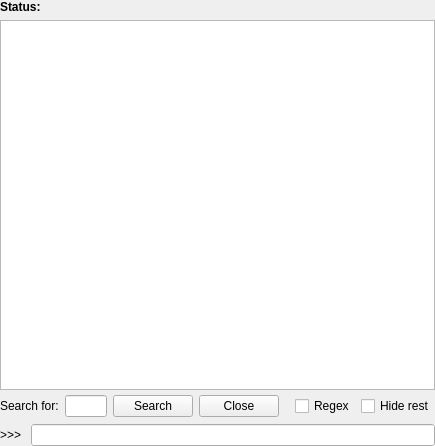
The window that lib/nicos/gui/panels/console.ui (mlz-ictrl/nicos) describes before a commit, drawn with Qt 5.
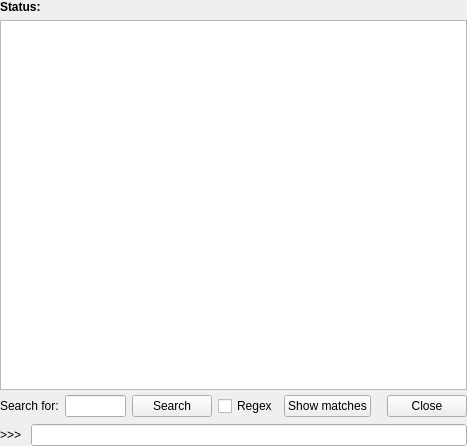
The same window after the commit. Icons and pictures are not drawn. Custom widgets are drawn as their Qt base class.

Commit message: gui: fix the "occur" feature searching in the output window

Patch:
```diff
--- a/lib/nicos/gui/panels/console.ui
+++ b/lib/nicos/gui/panels/console.ui
@@ -6,7 +6,7 @@
    <rect>
     <x>0</x>
     <y>0</y>
-    <width>435</width>
+    <width>467</width>
     <height>446</height>
    </rect>
   </property>
@@ -132,15 +132,16 @@
          </widget>
         </item>
         <item>
-         <widget class="QPushButton" name="grepClose">
-          <property name="sizePolicy">
-           <sizepolicy hsizetype="Preferred" vsizetype="Ignored">
-            <horstretch>0</horstretch>
-            <verstretch>0</verstretch>
-           </sizepolicy>
+         <widget class="QCheckBox" name="grepRegex">
+          <property name="text">
+           <string>Regex</string>
           </property>
+         </widget>
+        </item>
+        <item>
+         <widget class="QPushButton" name="grepOccur">
           <property name="text">
-           <string>Close</string>
+           <string>Show matches</string>
           </property>
          </widget>
         </item>
@@ -161,16 +162,15 @@
          </spacer>
         </item>
         <item>
-         <widget class="QCheckBox" name="grepRegex">
-          <property name="text">
-           <string>Regex</string>
+         <widget class="QPushButton" name="grepClose">
+          <property name="sizePolicy">
+           <sizepolicy hsizetype="Preferred" vsizetype="Ignored">
+            <horstretch>0</horstretch>
+            <verstretch>0</verstretch>
+           </sizepolicy>
           </property>
-         </widget>
-        </item>
-        <item>
-         <widget class="QCheckBox" name="grepHideRest">
           <property name="text">
-           <string>Hide rest</string>
+           <string>Close</string>
           </property>
          </widget>
         </item>
```
The commit also changes 2 other files.
